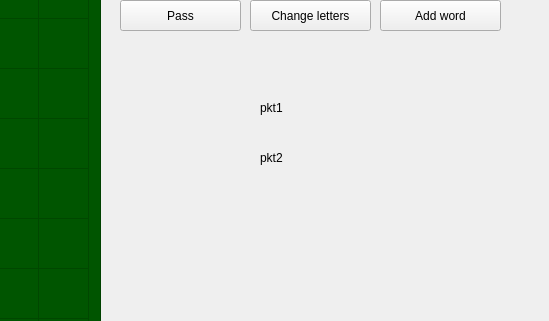
First picture: the form in Scrabble_GUI/Game_GUI.ui, repository sobolak/scrabble, before the edit; both pictures show x 680 to 1229 and y 300 to 621 of the 1229 by 781 pixel window.
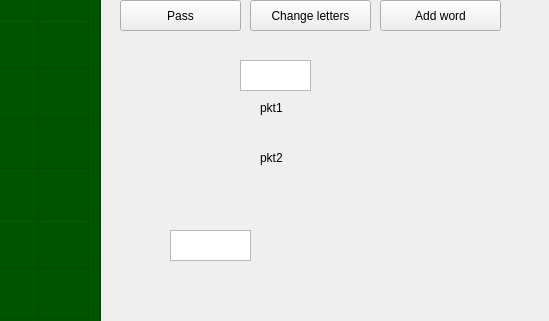
Second picture: the form after the edit.

Commit message: count points without bonuses - end for now cause it's tine to tricks

```diff
--- a/Scrabble_GUI/Game_GUI.ui
+++ b/Scrabble_GUI/Game_GUI.ui
@@ -3249,6 +3249,26 @@
     <string/>
    </property>
   </widget>
+  <widget class="QTextEdit" name="player_point">
+   <property name="geometry">
+    <rect>
+     <x>920</x>
+     <y>360</y>
+     <width>71</width>
+     <height>31</height>
+    </rect>
+   </property>
+  </widget>
+  <widget class="QTextEdit" name="textEdit">
+   <property name="geometry">
+    <rect>
+     <x>850</x>
+     <y>530</y>
+     <width>81</width>
+     <height>31</height>
+    </rect>
+   </property>
+  </widget>
  </widget>
  <layoutdefault spacing="6" margin="11"/>
  <resources/>
```
The commit also changes 5 other files.
